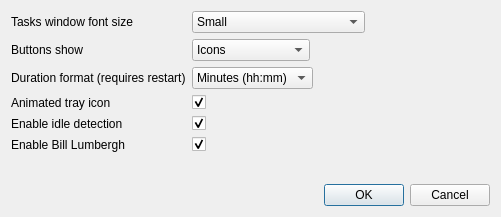
This is Charm/CharmPreferences.ui in KDAB/Charm as Qt 5 draws it before an edit. The edited form follows.
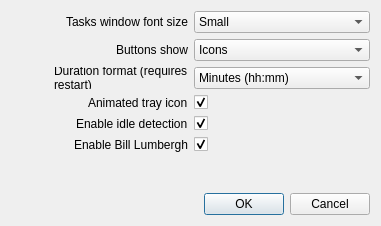
This is the edited form.

The edit to the form file:
```diff
--- a/Charm/CharmPreferences.ui
+++ b/Charm/CharmPreferences.ui
@@ -6,8 +6,8 @@
    <rect>
     <x>0</x>
     <y>0</y>
-    <width>501</width>
-    <height>217</height>
+    <width>381</width>
+    <height>226</height>
    </rect>
   </property>
   <property name="windowTitle">
@@ -15,12 +15,15 @@
   </property>
   <layout class="QVBoxLayout" name="verticalLayout_2">
    <item>
-    <layout class="QFormLayout" name="formLayoutAppearance">
-     <property name="fieldGrowthPolicy">
-      <enum>QFormLayout::FieldsStayAtSizeHint</enum>
-     </property>
-     <item row="0" column="0">
+    <layout class="QGridLayout" name="gridLayout">
+     <item row="0" column="0" alignment="Qt::AlignRight">
       <widget class="QLabel" name="lbTaskTrackerFontSize">
+       <property name="sizePolicy">
+        <sizepolicy hsizetype="Preferred" vsizetype="MinimumExpanding">
+         <horstretch>0</horstretch>
+         <verstretch>0</verstretch>
+        </sizepolicy>
+       </property>
        <property name="text">
         <string>Tasks window font size</string>
        </property>
@@ -45,8 +48,14 @@
        </item>
       </widget>
      </item>
-     <item row="1" column="0">
+     <item row="1" column="0" alignment="Qt::AlignRight">
       <widget class="QLabel" name="lbToolButtonStyle">
+       <property name="sizePolicy">
+        <sizepolicy hsizetype="Preferred" vsizetype="MinimumExpanding">
+         <horstretch>0</horstretch>
+         <verstretch>0</verstretch>
+        </sizepolicy>
+       </property>
        <property name="text">
         <string>Buttons show</string>
        </property>
@@ -81,11 +90,23 @@
        </item>
       </widget>
      </item>
-     <item row="2" column="0">
+     <item row="2" column="0" alignment="Qt::AlignRight">
       <widget class="QLabel" name="lbDurationFormat">
+       <property name="sizePolicy">
+        <sizepolicy hsizetype="Preferred" vsizetype="MinimumExpanding">
+         <horstretch>0</horstretch>
+         <verstretch>0</verstretch>
+        </sizepolicy>
+       </property>
        <property name="text">
         <string>Duration format (requires restart)</string>
        </property>
+       <property name="wordWrap">
+        <bool>true</bool>
+       </property>
+       <property name="buddy">
+        <cstring>cbDurationFormat</cstring>
+       </property>
       </widget>
      </item>
      <item row="2" column="1">
@@ -102,8 +123,14 @@
        </item>
       </widget>
      </item>
-     <item row="3" column="0">
+     <item row="3" column="0" alignment="Qt::AlignRight">
       <widget class="QLabel" name="lbAnimatedTrayIcon">
+       <property name="sizePolicy">
+        <sizepolicy hsizetype="Preferred" vsizetype="MinimumExpanding">
+         <horstretch>0</horstretch>
+         <verstretch>0</verstretch>
+        </sizepolicy>
+       </property>
        <property name="text">
         <string>Animated tray icon</string>
        </property>
@@ -116,8 +143,14 @@
        </property>
       </widget>
      </item>
-     <item row="4" column="0">
+     <item row="4" column="0" alignment="Qt::AlignRight">
       <widget class="QLabel" name="label">
+       <property name="sizePolicy">
+        <sizepolicy hsizetype="Preferred" vsizetype="MinimumExpanding">
+         <horstretch>0</horstretch>
+         <verstretch>0</verstretch>
+        </sizepolicy>
+       </property>
        <property name="text">
         <string>Enable idle detection</string>
        </property>
@@ -133,25 +166,47 @@
        </property>
       </widget>
      </item>
-     <item row="5" column="1">
-      <widget class="QCheckBox" name="cbWarnUnuploadedTimesheets">
-       <property name="text">
-        <string/>
-       </property>
-       <property name="checked">
-        <bool>true</bool>
-       </property>
-      </widget>
-     </item>
-     <item row="5" column="0">
+     <item row="5" column="0" alignment="Qt::AlignRight">
       <widget class="QLabel" name="label_2">
+       <property name="sizePolicy">
+        <sizepolicy hsizetype="Preferred" vsizetype="MinimumExpanding">
+         <horstretch>0</horstretch>
+         <verstretch>0</verstretch>
+        </sizepolicy>
+       </property>
        <property name="text">
         <string>Enable Bill Lumbergh</string>
        </property>
+       <property name="buddy">
+        <cstring>cbWarnUnuploadedTimesheets</cstring>
+       </property>
+      </widget>
+     </item>
+     <item row="5" column="1">
+      <widget class="QCheckBox" name="cbWarnUnuploadedTimesheets">
+       <property name="text">
+        <string/>
+       </property>
+       <property name="checked">
+        <bool>true</bool>
+       </property>
       </widget>
      </item>
     </layout>
    </item>
+   <item>
+    <spacer name="verticalSpacer">
+     <property name="orientation">
+      <enum>Qt::Vertical</enum>
+     </property>
+     <property name="sizeHint" stdset="0">
+      <size>
+       <width>20</width>
+       <height>5</height>
+      </size>
+     </property>
+    </spacer>
+   </item>
    <item>
     <widget class="QDialogButtonBox" name="buttonBox">
      <property name="orientation">
```
Left out of the diff: 23 changed lines with no effect on the pictures.
